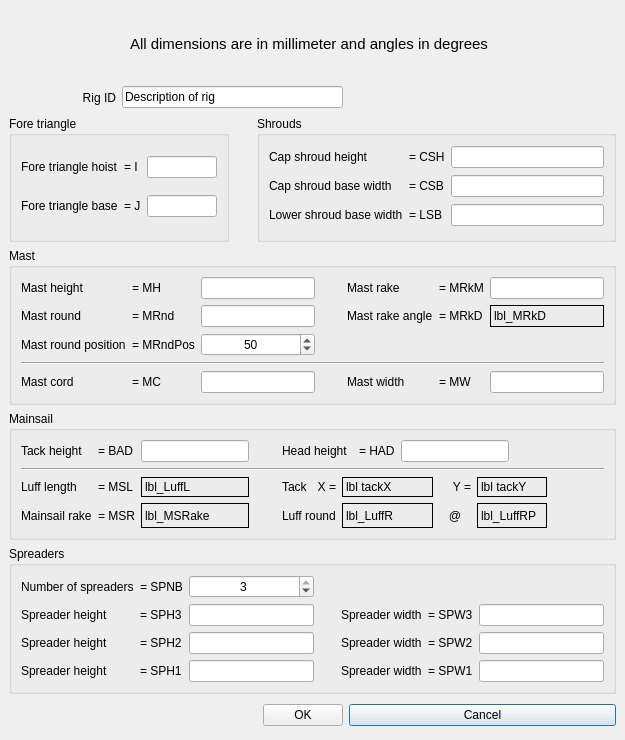
Qt form src/formrigdefbase.ui (sailcut/sailcut) before a commit.
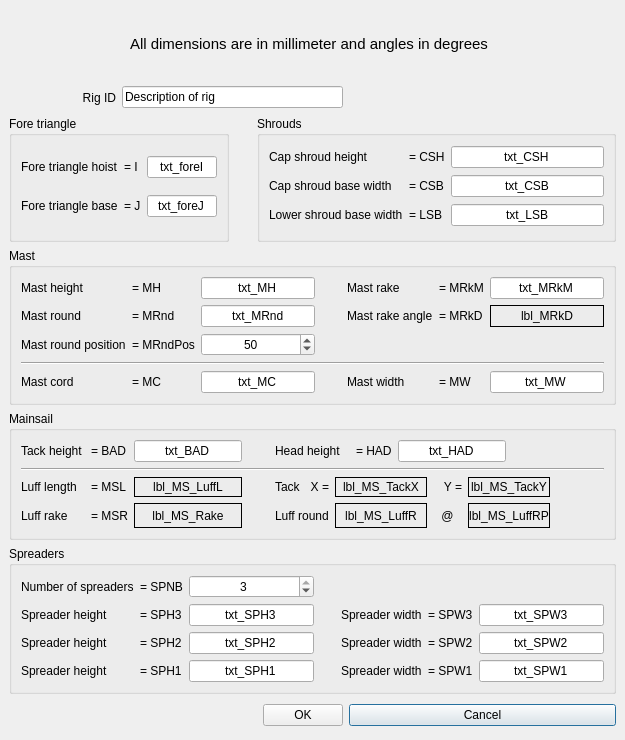
The same form after that commit.

```diff
--- a/src/formrigdefbase.ui
+++ b/src/formrigdefbase.ui
@@ -119,6 +119,9 @@
           <height>0</height>
          </size>
         </property>
+        <property name="text" >
+         <string>txt_SPW3</string>
+        </property>
         <property name="alignment" >
          <set>Qt::AlignHCenter</set>
         </property>
@@ -126,6 +129,9 @@
       </item>
       <item row="2" column="6" >
        <widget class="QLineEdit" name="txt_SPW2" >
+        <property name="text" >
+         <string>txt_SPW2</string>
+        </property>
         <property name="alignment" >
          <set>Qt::AlignHCenter</set>
         </property>
@@ -133,6 +139,9 @@
       </item>
       <item row="3" column="6" >
        <widget class="QLineEdit" name="txt_SPW1" >
+        <property name="text" >
+         <string>txt_SPW1</string>
+        </property>
         <property name="alignment" >
          <set>Qt::AlignHCenter</set>
         </property>
@@ -154,6 +163,9 @@
       </item>
       <item row="3" column="2" >
        <widget class="QLineEdit" name="txt_SPH1" >
+        <property name="text" >
+         <string>txt_SPH1</string>
+        </property>
         <property name="alignment" >
          <set>Qt::AlignHCenter</set>
         </property>
@@ -161,6 +173,9 @@
       </item>
       <item row="2" column="2" >
        <widget class="QLineEdit" name="txt_SPH2" >
+        <property name="text" >
+         <string>txt_SPH2</string>
+        </property>
         <property name="alignment" >
          <set>Qt::AlignHCenter</set>
         </property>
@@ -174,6 +189,9 @@
           <height>0</height>
          </size>
         </property>
+        <property name="text" >
+         <string>txt_SPH3</string>
+        </property>
         <property name="alignment" >
          <set>Qt::AlignHCenter</set>
         </property>
@@ -344,7 +362,10 @@
          <enum>QFrame::Box</enum>
         </property>
         <property name="text" >
-         <string>lbl_LuffRP</string>
+         <string>lbl_MS_LuffRP</string>
+        </property>
+        <property name="alignment" >
+         <set>Qt::AlignCenter</set>
         </property>
        </widget>
       </item>
@@ -370,7 +391,10 @@
          <enum>QFrame::Box</enum>
         </property>
         <property name="text" >
-         <string>lbl_LuffR</string>
+         <string>lbl_MS_LuffR</string>
+        </property>
+        <property name="alignment" >
+         <set>Qt::AlignCenter</set>
         </property>
        </widget>
       </item>
@@ -384,7 +408,7 @@
       <item row="3" column="0" >
        <widget class="QLabel" name="lbl_MainRake" >
         <property name="text" >
-         <string>Mainsail rake</string>
+         <string>Luff rake</string>
         </property>
        </widget>
       </item>
@@ -400,7 +424,10 @@
          <enum>QFrame::Box</enum>
         </property>
         <property name="text" >
-         <string>lbl_MSRake</string>
+         <string>lbl_MS_Rake</string>
+        </property>
+        <property name="alignment" >
+         <set>Qt::AlignCenter</set>
         </property>
        </widget>
       </item>
@@ -433,7 +460,10 @@
          <enum>QFrame::Box</enum>
         </property>
         <property name="text" >
-         <string>lbl_LuffL</string>
+         <string>lbl_MS_LuffL</string>
+        </property>
+        <property name="alignment" >
+         <set>Qt::AlignCenter</set>
         </property>
        </widget>
       </item>
@@ -469,7 +499,10 @@
          <enum>QFrame::Box</enum>
         </property>
         <property name="text" >
-         <string>lbl tackY</string>
+         <string>lbl_MS_TackY</string>
+        </property>
+        <property name="alignment" >
+         <set>Qt::AlignCenter</set>
         </property>
        </widget>
       </item>
@@ -495,7 +528,10 @@
          <enum>QFrame::Box</enum>
         </property>
         <property name="text" >
-         <string>lbl tackX</string>
+         <string>lbl_MS_TackX</string>
+        </property>
+        <property name="alignment" >
+         <set>Qt::AlignCenter</set>
         </property>
        </widget>
       </item>
@@ -507,6 +543,12 @@
           <height>0</height>
          </size>
         </property>
+        <property name="text" >
+         <string>txt_BAD</string>
+        </property>
+        <property name="alignment" >
+         <set>Qt::AlignHCenter</set>
+        </property>
        </widget>
       </item>
       <item row="0" column="11" colspan="2" >
@@ -546,6 +588,12 @@
           <height>0</height>
          </size>
         </property>
+        <property name="text" >
+         <string>txt_HAD</string>
+        </property>
+        <property name="alignment" >
+         <set>Qt::AlignHCenter</set>
+        </property>
        </widget>
       </item>
       <item row="1" column="0" colspan="13" >
@@ -592,6 +640,9 @@
           <height>0</height>
          </size>
         </property>
+        <property name="text" >
+         <string>txt_MW</string>
+        </property>
         <property name="alignment" >
          <set>Qt::AlignHCenter</set>
         </property>
@@ -605,6 +656,9 @@
           <height>0</height>
          </size>
         </property>
+        <property name="text" >
+         <string>txt_MC</string>
+        </property>
         <property name="alignment" >
          <set>Qt::AlignHCenter</set>
         </property>
@@ -632,6 +686,9 @@
         <property name="text" >
          <string>lbl_MRkD</string>
         </property>
+        <property name="alignment" >
+         <set>Qt::AlignCenter</set>
+        </property>
        </widget>
       </item>
       <item row="1" column="5" >
@@ -664,6 +721,9 @@
           <height>0</height>
          </size>
         </property>
+        <property name="text" >
+         <string>txt_MH</string>
+        </property>
         <property name="alignment" >
          <set>Qt::AlignHCenter</set>
         </property>
@@ -671,6 +731,9 @@
       </item>
       <item row="1" column="2" >
        <widget class="QLineEdit" name="txt_MRnd" >
+        <property name="text" >
+         <string>txt_MRnd</string>
+        </property>
         <property name="alignment" >
          <set>Qt::AlignHCenter</set>
         </property>
@@ -722,6 +785,9 @@
           <height>0</height>
          </size>
         </property>
+        <property name="text" >
+         <string>txt_MRkM</string>
+        </property>
         <property name="alignment" >
          <set>Qt::AlignHCenter</set>
         </property>
@@ -857,6 +923,9 @@
           <height>0</height>
          </size>
         </property>
+        <property name="text" >
+         <string>txt_LSB</string>
+        </property>
         <property name="alignment" >
          <set>Qt::AlignHCenter</set>
         </property>
@@ -878,6 +947,9 @@
           <height>0</height>
          </size>
         </property>
+        <property name="text" >
+         <string>txt_CSH</string>
+        </property>
         <property name="alignment" >
          <set>Qt::AlignHCenter</set>
         </property>
@@ -891,6 +963,9 @@
           <height>0</height>
          </size>
         </property>
+        <property name="text" >
+         <string>txt_CSB</string>
+        </property>
         <property name="alignment" >
          <set>Qt::AlignHCenter</set>
         </property>
@@ -1032,6 +1107,9 @@
           <height>0</height>
          </size>
         </property>
+        <property name="text" >
+         <string>txt_foreJ</string>
+        </property>
         <property name="alignment" >
          <set>Qt::AlignHCenter</set>
         </property>
@@ -1053,6 +1131,9 @@
           <height>0</height>
          </size>
         </property>
+        <property name="text" >
+         <string>txt_foreI</string>
+        </property>
         <property name="alignment" >
          <set>Qt::AlignHCenter</set>
         </property>
```
Left out of the diff: 20 changed lines with no effect on the pictures.
